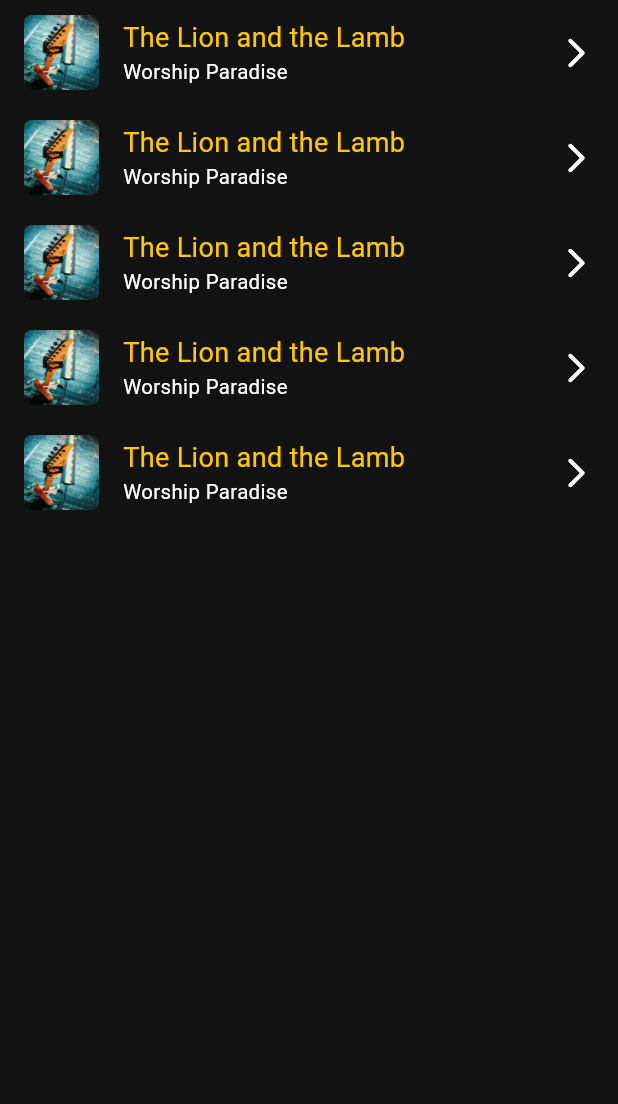
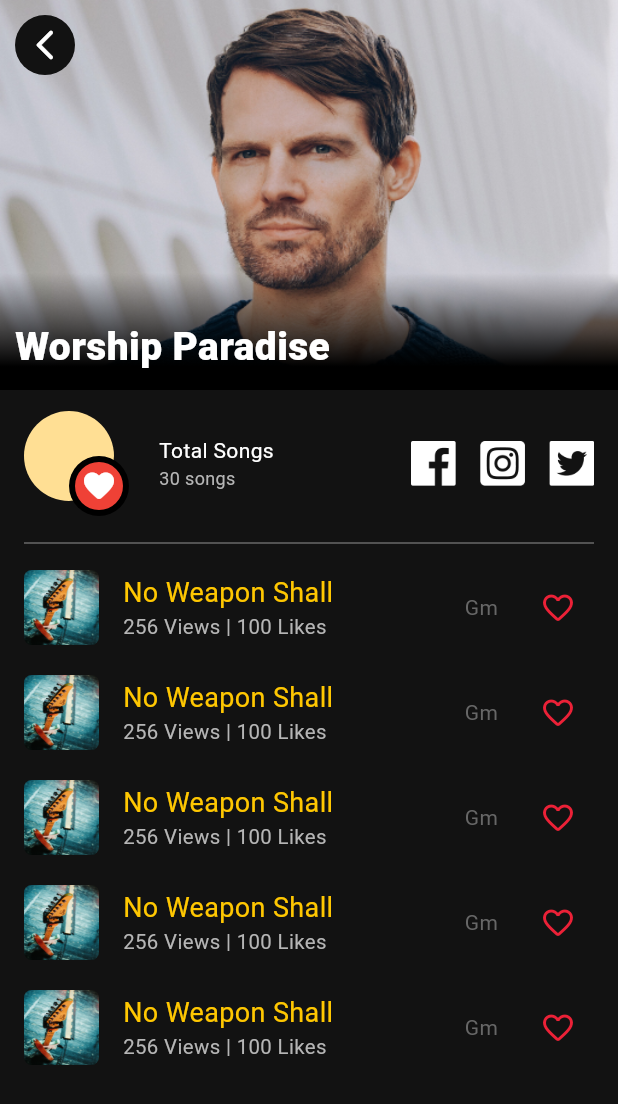
Before and after one commit to manglesh-0605/chords-app, a Flutter app: the ArtistTab screen opened directly, after a tap on "The Lion and the Lamb", on a phone screen of 412 x 824 dp. Shown: the top 1104 px of the screen. Run offline on Flutter 3.47's test engine with Material 3 defaults, Android fonts, the light colour scheme and no system bars; our stand-ins replace flutter_screenutil.

Commit message:
Artist Info Screen Done

```diff
--- a/lib/res/colors.dart
+++ b/lib/res/colors.dart
@@ -4,6 +4,7 @@ class AppColors {
   static const Color primaryYellow = Color(0XFFFFC701);
   static const Color primaryOrange = Color(0XFFEF4136);
   static const Color grey = Color(0XFF676767);
+  static const Color greyText = Color(0XFFB5B5B5);
   static const Color blackGrey = Color(0XFF2C2C2C);
   static const Color white = Color(0XFFFFFFFF);
   static const Color bgColor = Color(0XFF121212);
--- /dev/null
+++ b/lib/view/artist_info.dart
@@ -0,0 +1,221 @@
+import 'package:chords_app/global/global.dart';
+import 'package:chords_app/res/colors.dart';
+import 'package:flutter/cupertino.dart';
+import 'package:flutter/material.dart';
+import 'package:flutter/widgets.dart';
+import 'package:flutter_screenutil/flutter_screenutil.dart';
+
+class ArtistInfo extends StatelessWidget {
+  const ArtistInfo({super.key});
+
+  @override
+  Widget build(BuildContext context) {
+    return Scaffold(
+      body: SingleChildScrollView(
+        child: SafeArea(
+          child: Column(
+            children: [
+              Stack(
+                children: [
+                  Image.asset(
+                    "assets/images/artist.png",
+                    width: screenWidth,
+                    height: 260.h,
+                    fit: BoxFit.fill,
+                  ),
+                  Container(
+                    width: screenWidth,
+                    height: 260.h,
+                    alignment: Alignment.bottomLeft,
+                    padding:
+                        EdgeInsets.symmetric(horizontal: 10.w, vertical: 10.h),
+                    decoration: BoxDecoration(
+                      gradient: LinearGradient(
+                        colors: [
+                          AppColors.black.withOpacity(0),
+                          AppColors.black,
+                        ],
+                        begin: Alignment.topCenter,
+                        end: Alignment.bottomCenter,
+                        stops: const [0.7, 0.94],
+                      ),
+                    ),
+                    child: Text(
+                      "Worship Paradise",
+                      style:
+                          textStyle(fontSize: 26.sp, weight: FontWeight.w900),
+                    ),
+                  ),
+                  Padding(
+                    padding: EdgeInsets.only(top: 10.h, left: 10.w),
+                    child: CircleAvatar(
+                      child: backIcon(context),
+                      backgroundColor: AppColors.bgColor,
+                    ),
+                  ),
+                ],
+              ),
+              Padding(
+                padding: EdgeInsets.symmetric(horizontal: 16.w),
+                child: Column(
+                  children: [
+                    spaceHeight(14.h),
+                    Row(
+                      children: [
+                        Stack(
+                          // alignment: Alignment.bottomRight,
+                          children: [
+                            CircleAvatar(
+                              radius: 30.r,
+                            ),
+                            Padding(
+                              padding: const EdgeInsets.only(top: 30, left: 30),
+                              child: CircleAvatar(
+                                radius: 20.r,
+                                backgroundColor: AppColors.black,
+                                child: CircleAvatar(
+                                  radius: 16.r,
+                                  backgroundColor: AppColors.primaryOrange,
+                                  child: const Icon(
+                                    Icons.favorite_rounded,
+                                    color: AppColors.white,
+                                  ),
+                                ),
+                              ),
+                            ),
+                          ],
+                        ),
+                        spaceWidth(20.w),
+                        Column(
+                          crossAxisAlignment: CrossAxisAlignment.start,
+                          children: [
+                            Text(
+                              "Total Songs",
+                              style: textStyle(
+                                  fontSize: 14.sp, weight: FontWeight.w400),
+                            ),
+                            Text(
+                              "30 songs",
+                              style: textStyle(
+                                  fontSize: 12.sp,
+                                  weight: FontWeight.w400,
+                                  color: AppColors.greyText),
+                            ),
+                          ],
+                        ),
+                        const Spacer(),
+                        GestureDetector(
+                          onTap: () {},
+                          child: Image.asset(
+                            "assets/images/facebook_con.png",
+                            height: 30.h,
+                            width: 30.w,
+                            fit: BoxFit.fill,
+                            color: AppColors.white,
+                          ),
+                        ),
+                        spaceWidth(),
+                        GestureDetector(
+                          onTap: () {},
+                          child: Image.asset(
+                            "assets/images/instagram.png",
+                            height: 30.h,
+                            width: 30.w,
+                            fit: BoxFit.fill,
+                            color: AppColors.white,
+                          ),
+                        ),
+                        spaceWidth(),
+                        GestureDetector(
+                          onTap: () {},
+                          child: Image.asset(
+                            "assets/images/twitter.png",
+                            height: 30.h,
+                            width: 30.w,
+                            fit: BoxFit.fill,
+                            color: AppColors.white,
+                          ),
+                        ),
+                      ],
+                    ),
+                    spaceHeight(10.h),
+                    const Divider(
+                      color: AppColors.grey,
+                    ),
+                    ListView.builder(
+                      physics: const NeverScrollableScrollPhysics(),
+                      shrinkWrap: true,
+                      itemCount: 5,
+                      itemBuilder: (context, index) {
+                        return Padding(
+                          padding: EdgeInsets.symmetric(vertical: 10.h),
+                          child: Row(
+                            children: [
+                              ClipRRect(
+                                borderRadius: BorderRadius.circular(5.r),
+                                child: Image.asset(
+                                  "assets/images/onBoarding2.png",
+                                  height: 50.h,
+                                  width: 50.w,
+                                  fit: BoxFit.fill,
+                                ),
+                              ),
+                              spaceWidth(),
+                              Expanded(
+                                child: GestureDetector(
+                                  onTap: () {},
+                                  child: Column(
+                                    crossAxisAlignment:
+                                        CrossAxisAlignment.start,
+                                    children: [
+                                      Text(
+                                        "No Weapon Shall",
+                                        overflow: TextOverflow.ellipsis,
+                                        style: textStyle(
+                                            fontSize: 18.sp,
+                                            weight: FontWeight.w400,
+                                            color: AppColors.primaryYellow),
+                                      ),
+                                      Text(
+                                        "256 Views | 100 Likes",
+                                        overflow: TextOverflow.ellipsis,
+                                        style: textStyle(
+                                            fontSize: 13.6.sp,
+                                            weight: FontWeight.w400,
+                                            color: AppColors.greyText),
+                                      ),
+                                    ],
+                                  ),
+                                ),
+                              ),
+                              spaceWidth(),
+                              Text(
+                                "Gm",
+                                overflow: TextOverflow.ellipsis,
+                                style: textStyle(
+                                    fontSize: 14.sp,
+                                    weight: FontWeight.w400,
+                                    color: AppColors.grey),
+                              ),
+                              spaceWidth(),
+                              IconButton(
+                                  onPressed: () {},
+                                  icon: const Icon(
+                                    Icons.favorite_outline_rounded,
+                                    color: Color(0XFFEC2137),
+                                  )),
+                            ],
+                          ),
+                        );
+                      },
+                    ),
+                  ],
+                ),
+              ),
+            ],
+          ),
+        ),
+      ),
+    );
+  }
+}
--- a/lib/view/auth/profile/profile.dart
+++ b/lib/view/auth/profile/profile.dart
@@ -3,6 +3,7 @@ import 'package:chords_app/res/colors.dart';
 import 'package:chords_app/view/auth/profile/notifications.dart';
 import 'package:chords_app/view/auth/profile/privacy_policy.dart';
 import 'package:chords_app/view/auth/profile/profile_details.dart';
+import 'package:chords_app/view/contact_us.dart';
 import 'package:flutter/material.dart';
 import 'package:flutter_screenutil/flutter_screenutil.dart';
 
@@ -166,6 +167,10 @@ class ProfileScreen extends StatelessWidget {
                   ),
                   spaceWidth(10.w),
                   Expanded(
+                    child: GestureDetector(
+                      onTap: () {
+                        switchScreenPush(context, const SupportScreen());
+                      },
                       child: Container(
                         height: 84.h,
                         color: AppColors.blackGrey,
@@ -176,12 +181,17 @@ class ProfileScreen extends StatelessWidget {
                         ),
                       ),
                     ),
+                  ),
                 ],
               ),
               spaceHeight(10.h),
               Row(
                 children: [
                   Expanded(
+                    child: GestureDetector(
+                      onTap: () {
+                        switchScreenPush(context, const ContactUsScreen());
+                      },
                       child: Container(
                         height: 84.h,
                         color: AppColors.blackGrey,
@@ -189,6 +199,7 @@ class ProfileScreen extends StatelessWidget {
                         child: Text(
                           "Contact Support",
                           style: textStyle(weight: FontWeight.w400),
+                        ),
                       ),
                     ),
                   ),
--- a/lib/view/search/search_tab/artist.dart
+++ b/lib/view/search/search_tab/artist.dart
@@ -3,6 +3,7 @@ import 'package:flutter_screenutil/flutter_screenutil.dart';
 
 import '../../../global/global.dart';
 import '../../../res/colors.dart';
+import '../../artist_info.dart';
 
 class ArtistTab extends StatelessWidget {
   const ArtistTab({super.key});
@@ -16,7 +17,9 @@ class ArtistTab extends StatelessWidget {
           itemCount: 5,
           itemBuilder: (context, index) {
             return GestureDetector(
-              onTap: () {},
+              onTap: () {
+                switchScreenPush(context, const ArtistInfo());
+              },
               child: Padding(
                 padding: EdgeInsets.symmetric(vertical: 10.h),
                 child: Row(
```
Also changed, not shown: assets/images/artist.png (added). Lines whose indentation alone changed are shown as unchanged.
